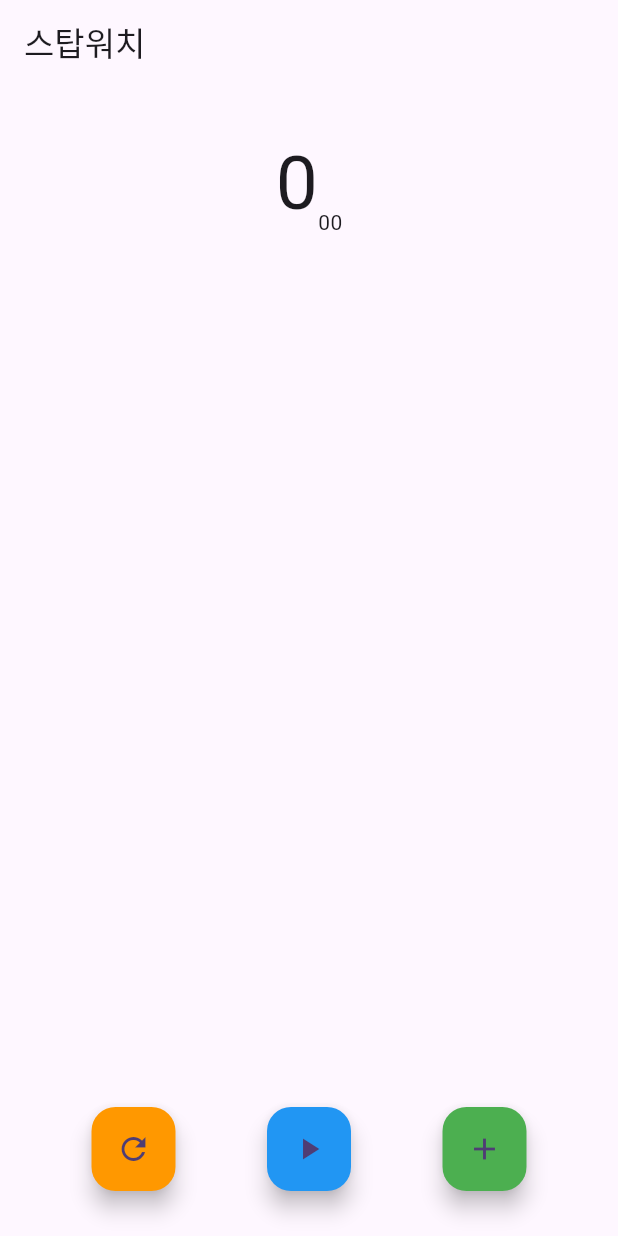
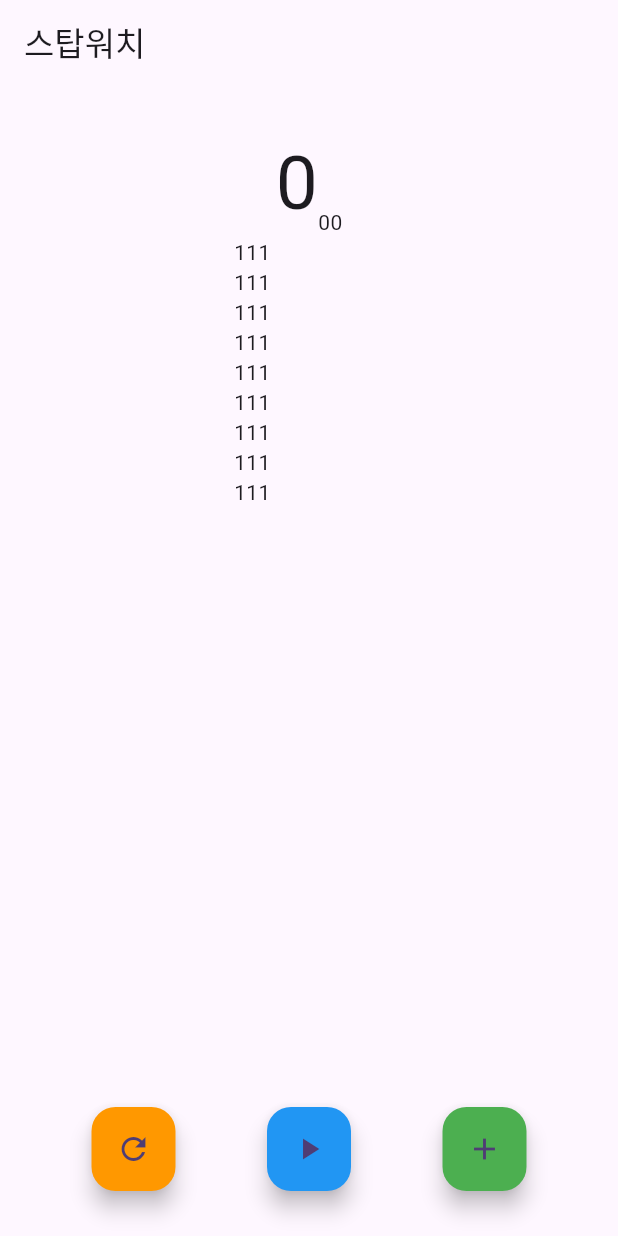
Before and after one commit to OSS0302/Stop_Watch_app, a Flutter app: the screen it shows after launch, on a phone screen of 412 x 824 dp. Run offline on Flutter 3.47's test engine with Material 3 defaults, Android fonts, the phone set to English and light mode, and no system bars.

Commit message:
070. 랩타임을 표시하는 영역 ListView

```diff
--- a/lib/stop_watch_screen.dart
+++ b/lib/stop_watch_screen.dart
@@ -31,6 +31,19 @@ class _StopWatchScreenState extends State<StopWatchScreen> {
               ),
             ],
           ),
+          SizedBox(width: 100 ,height: 200,child: ListView(
+            children: [
+              Text('111'),
+              Text('111'),
+              Text('111'),
+              Text('111'),
+              Text('111'),
+              Text('111'),
+              Text('111'),
+              Text('111'),
+              Text('111'),
+            ],
+          ),),
           const Spacer(),
           Row(
             mainAxisAlignment: MainAxisAlignment.spaceEvenly,
```
